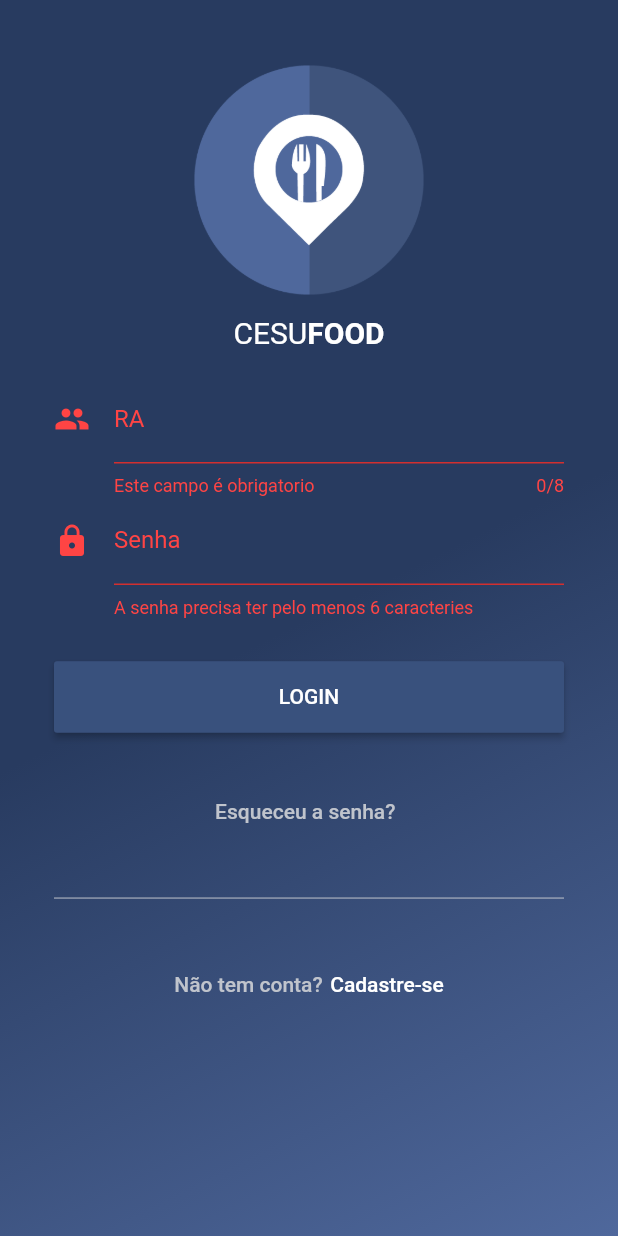
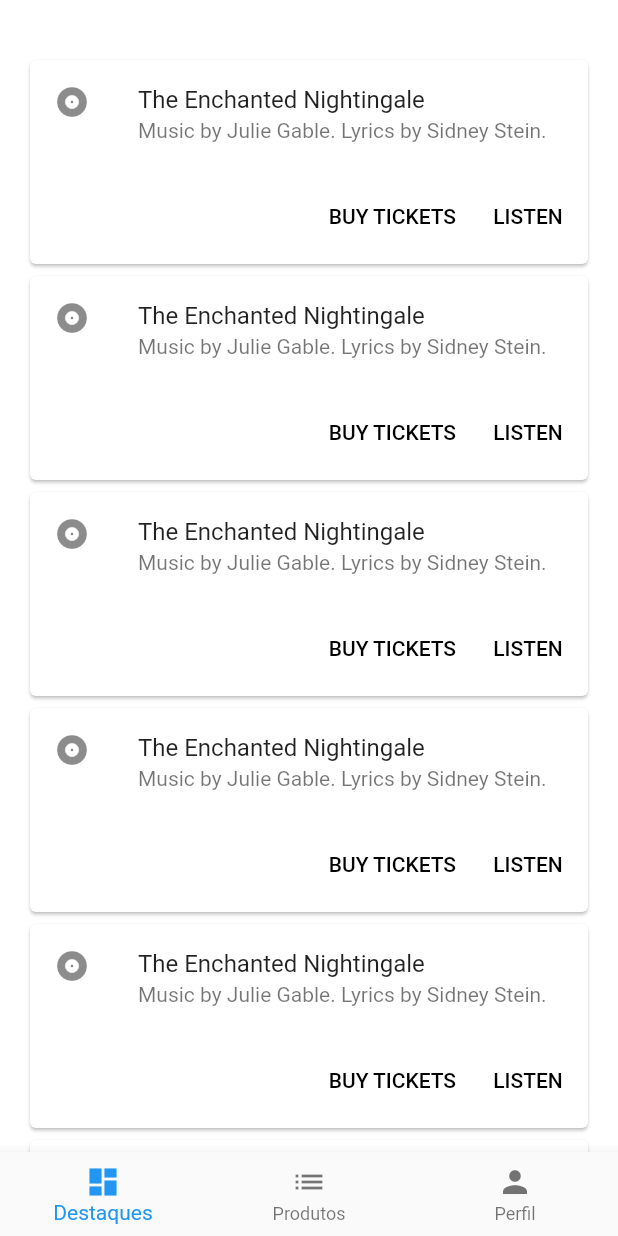
Before and after one commit to louis-kevin/CesufoodApp, a Flutter app: the screen it shows after launch, after a tap on "LOGIN", on a phone screen of 412 x 824 dp. Run offline on Flutter 3.47's test engine with Material 2 defaults, Android fonts, the phone set to English and light mode, and no system bars; our stand-ins replace flutter_masked_text; network calls fail.

```diff
--- a/lib/auth_page/auth_page.dart
+++ b/lib/auth_page/auth_page.dart
@@ -36,14 +36,12 @@ class _AuthPageState extends State<AuthPage> with TickerProviderStateMixin {
     animationFormLogin = new Tween(
       begin: 500.0,
       end: 0.0,
-    ).animate(_animationLoginController);
-
-    animationFormLogin.addListener(() {
+    ).animate(_animationLoginController)
+      ..addListener(() {
         setState(() {});
       });
 
     _animationLoginController.forward();
-
 
     _animationCadastroController = new AnimationController(
       vsync: this,
@@ -84,7 +82,8 @@ class _AuthPageState extends State<AuthPage> with TickerProviderStateMixin {
         if (_animationCadastroController.status == AnimationStatus.completed) {
           _animationCadastroController.reverse();
         }
-        if (_animationEsqueciSenhaController.status == AnimationStatus.completed) {
+        if (_animationEsqueciSenhaController.status ==
+            AnimationStatus.completed) {
           _animationEsqueciSenhaController.reverse();
         }
         break;
@@ -95,13 +94,15 @@ class _AuthPageState extends State<AuthPage> with TickerProviderStateMixin {
         if (_animationLoginController.status == AnimationStatus.completed) {
           _animationLoginController.reverse();
         }
-        if (_animationEsqueciSenhaController.status == AnimationStatus.completed) {
+        if (_animationEsqueciSenhaController.status ==
+            AnimationStatus.completed) {
           _animationEsqueciSenhaController.reverse();
         }
         break;
 
       case PAGE_ESQUECI_SENHA:
-        if (_animationEsqueciSenhaController.status != AnimationStatus.completed) {
+        if (_animationEsqueciSenhaController.status !=
+            AnimationStatus.completed) {
           _animationEsqueciSenhaController.forward();
         }
         if (_animationCadastroController.status == AnimationStatus.completed) {
@@ -124,7 +125,8 @@ class _AuthPageState extends State<AuthPage> with TickerProviderStateMixin {
 
   @override
   Widget build(BuildContext context) {
-    return new Container(
+    return new Scaffold(
+      body: new Container(
         height: double.infinity,
         decoration: new BoxDecoration(
           gradient: new LinearGradient(
@@ -182,19 +184,28 @@ class _AuthPageState extends State<AuthPage> with TickerProviderStateMixin {
               ),
               new Stack(children: [
                 new Container(
-                transform: new Matrix4.translationValues(animationFormLogin.value * (animationFormCadastro.status != AnimationStatus.dismissed? -1 : 1), 0.0, 0.0),
+                  transform: new Matrix4.translationValues(
+                      animationFormLogin.value *
+                          (animationFormCadastro.status !=
+                                  AnimationStatus.dismissed
+                              ? -1
+                              : 1),
+                      0.0,
+                      0.0),
                   child: new LoginForm(
                     onChangePage: changePage,
                   ),
                 ),
                 new Container(
-                transform: new Matrix4.translationValues(animationFormCadastro.value, 0.0, 0.0),
+                  transform: new Matrix4.translationValues(
+                      animationFormCadastro.value, 0.0, 0.0),
                   child: new CadastroForm(
                     onChangePage: changePage,
                   ),
                 ),
                 new Container(
-                transform: new Matrix4.translationValues(animationFormEsqueciSenha.value, 0.0, 0.0),
+                  transform: new Matrix4.translationValues(
+                      animationFormEsqueciSenha.value, 0.0, 0.0),
                   child: new EsqueciSenhaForm(
                     onChangePage: changePage,
                   ),
@@ -203,6 +214,7 @@ class _AuthPageState extends State<AuthPage> with TickerProviderStateMixin {
             ],
           ),
         ),
+      ),
     );
   }
 }
--- a/lib/auth_page/components/RaFormField.dart
+++ b/lib/auth_page/components/RaFormField.dart
@@ -42,7 +42,7 @@ class _RaFormFieldState extends State<RaFormField> {
         keyboardType: TextInputType.number,
         decoration: new InputDecoration(
           icon: new Icon(
-            Icons.people,
+            Icons.person,
             color: Color(fieldRaError ? 0xFFFF4444 : widget.color),
           ),
           labelText: 'RA',
--- a/lib/auth_page/form/login_form.dart
+++ b/lib/auth_page/form/login_form.dart
@@ -2,6 +2,7 @@ import 'package:cesufood_app/auth_page/components/ButtonSubmitAuth.dart';
 import 'package:cesufood_app/auth_page/components/RaFormField.dart';
 import 'package:cesufood_app/auth_page/components/SenhaFormField.dart';
 import 'package:cesufood_app/auth_page/components/TextButtonAuth.dart';
+import 'package:cesufood_app/main_page/tabs_page.dart';
 import 'package:flutter/material.dart';
 import 'package:flutter/widgets.dart';
 import 'package:flutter_masked_text/flutter_masked_text.dart';
@@ -52,7 +53,11 @@ class _LoginFormState extends State<LoginForm> {
                 // TODO Enviar Request
                 Scaffold.of(context).showSnackBar(
                     new SnackBar(content: new Text(inputRAController.text)));
+
               }
+              Navigator.of(context).push(
+                new MaterialPageRoute(builder: (context) => new MainPage()),
+              );
               setState(() {});
             },
           ),
--- a/lib/main.dart
+++ b/lib/main.dart
@@ -1,4 +1,5 @@
 import 'package:cesufood_app/auth_page/auth_page.dart';
+import 'package:cesufood_app/main_page/tabs_page.dart';
 import 'package:flutter/material.dart';
 
 void main() => runApp(new MyApp());
@@ -22,7 +23,7 @@ ThemeData buildAuthTheme() {
 TextTheme buildTextTheme(TextTheme base, Color color) {
   return base.copyWith(
     body1: base.headline.copyWith(color: color, fontSize: 16.0),
-    caption: base.headline.copyWith(color: color),
+    caption: base.headline.copyWith(color: Colors.grey),
     display1: base.headline.copyWith(color: color),
     button: base.headline.copyWith(color: color),
     headline: base.headline.copyWith(color: color),
@@ -37,10 +38,7 @@ class MyApp extends StatelessWidget {
       title: 'CesufoodApp',
       debugShowCheckedModeBanner: false,
       theme: buildAuthTheme(),
-      home: new Scaffold(
-        body: new AuthPage()
-      ),
-//    home: new TestPage()
+      home: new AuthPage(),
     );
   }
 }
--- /dev/null
+++ b/lib/main_page/components/BottomTabsBar.dart
@@ -0,0 +1,28 @@
+import 'package:cesufood_app/main_page/components/NavigationIconView.dart';
+import 'package:flutter/material.dart';
+
+class BottomTabsBar extends StatelessWidget {
+  const BottomTabsBar({
+    Key key,
+    @required this.currentIndex,
+    @required this.onChange,
+    @required this.items
+  }) : super(key: key);
+
+  final int currentIndex;
+  final Function onChange;
+  final List<NavigationIconView> items;
+
+  @override
+  Widget build(BuildContext context) {
+    return new Container(
+      width: double.infinity,
+      child: new BottomNavigationBar(
+        currentIndex: currentIndex,
+        onTap: onChange,
+        items: items.map((NavigationIconView navigationView) => navigationView.item)
+            .toList(),
+      ),
+    );
+  }
+}
--- /dev/null
+++ b/lib/main_page/components/CardProduto.dart
@@ -0,0 +1,46 @@
+import 'package:flutter/material.dart';
+
+class CardProduto extends StatefulWidget {
+
+  final int id;
+  final String nome;
+  final String urlFoto;
+  final double preco;
+
+  const CardProduto({Key key, this.id, this.nome, this.urlFoto, this.preco}) : super(key: key);
+
+  @override
+  _CardProdutoState createState() => _CardProdutoState();
+}
+
+class _CardProdutoState extends State<CardProduto> {
+  @override
+  Widget build(BuildContext context) {
+    return new Card(
+      child: new Column(
+        mainAxisSize: MainAxisSize.min,
+        children: <Widget>[
+          const ListTile(
+            leading: const Icon(Icons.album),
+            title: const Text('The Enchanted Nightingale'),
+            subtitle: const Text('Music by Julie Gable. Lyrics by Sidney Stein.'),
+          ),
+          new ButtonTheme.bar( // make buttons use the appropriate styles for cards
+            child: new ButtonBar(
+              children: <Widget>[
+                new FlatButton(
+                  child: const Text('BUY TICKETS'),
+                  onPressed: () { /* ... */ },
+                ),
+                new FlatButton(
+                  child: const Text('LISTEN'),
+                  onPressed: () { /* ... */ },
+                ),
+              ],
+            ),
+          ),
+        ],
+      ),
+    );
+  }
+}
--- /dev/null
+++ b/lib/main_page/components/NavigationIconView.dart
@@ -0,0 +1,46 @@
+import 'package:flutter/material.dart';
+
+class NavigationIconView {
+  NavigationIconView({
+    Widget icon,
+    String title,
+    Widget tabContent,
+    TickerProvider vsync,
+  }) : _icon = icon,
+        _title = title,
+        _tabContent = tabContent,
+        item = new BottomNavigationBarItem(
+          icon: icon,
+          title: new Text(title),
+        ),
+        controller = new AnimationController(
+          duration: kThemeAnimationDuration,
+          vsync: vsync,
+        ) {
+    _animation = new CurvedAnimation(
+      parent: controller,
+      curve: const Interval(0.5, 1.0, curve: Curves.fastOutSlowIn),
+    );
+  }
+
+  final Widget _icon;
+  final Widget _tabContent;
+  final String _title;
+  final BottomNavigationBarItem item;
+  final AnimationController controller;
+  CurvedAnimation _animation;
+
+  FadeTransition transition(BuildContext context) {
+
+    return new FadeTransition(
+      opacity: _animation,
+      child: new SlideTransition(
+        position: new Tween<Offset>(
+          begin: const Offset(0.0, 0.02), // Slightly down.
+          end: Offset.zero,
+        ).animate(_animation),
+        child:_tabContent
+      ),
+    );
+  }
+}
--- /dev/null
+++ b/lib/main_page/destaques_tab.dart
@@ -0,0 +1,27 @@
+import 'package:cesufood_app/main_page/components/CardProduto.dart';
+import 'package:flutter/material.dart';
+
+class DestaquesTab extends StatefulWidget {
+  @override
+  _DestaquesTabState createState() => _DestaquesTabState();
+}
+
+class _DestaquesTabState extends State<DestaquesTab> {
+  var produtos = [1, 2, 3, 4, 5, 6, 7];
+
+  @override
+  Widget build(BuildContext context) {
+    return ListView.builder(
+      padding: EdgeInsets.only(top: 36.0, left: 16.0, right: 16.0),
+      itemCount: produtos.length,
+      itemBuilder: (BuildContext context, int index) {
+        return CardProduto(
+          nome: 'teste',
+          urlFoto: 'teste',
+          id: 1,
+          preco: 10.5,
+        );
+      },
+    );
+  }
+}
--- /dev/null
+++ b/lib/main_page/perfil_tab.dart
@@ -0,0 +1,13 @@
+import 'package:flutter/material.dart';
+
+class PerfilTab extends StatefulWidget {
+  @override
+  _PerfilTabState createState() => _PerfilTabState();
+}
+
+class _PerfilTabState extends State<PerfilTab> {
+  @override
+  Widget build(BuildContext context) {
+    return Container(decoration: new BoxDecoration(color: Colors.red),);
+  }
+}
--- /dev/null
+++ b/lib/main_page/produtos_tab.dart
@@ -0,0 +1,13 @@
+import 'package:flutter/material.dart';
+
+class ProdutosTab extends StatefulWidget {
+  @override
+  _ProdutosTabState createState() => _ProdutosTabState();
+}
+
+class _ProdutosTabState extends State<ProdutosTab> {
+  @override
+  Widget build(BuildContext context) {
+    return Container(decoration: new BoxDecoration(color: Colors.green),);
+  }
+}
--- /dev/null
+++ b/lib/main_page/tabs_page.dart
@@ -0,0 +1,112 @@
+import 'package:cesufood_app/main_page/components/BottomTabsBar.dart';
+import 'package:cesufood_app/main_page/components/NavigationIconView.dart';
+import 'package:cesufood_app/main_page/destaques_tab.dart';
+import 'package:cesufood_app/main_page/perfil_tab.dart';
+import 'package:cesufood_app/main_page/produtos_tab.dart';
+import 'package:flutter/material.dart';
+
+const TAB_DESTAQUES = 0;
+const TAB_PRODUTOS = 1;
+const TAB_PERFIL = 2;
+
+class MainPage extends StatefulWidget {
+  @override
+  MainPageState createState() {
+    return new MainPageState();
+  }
+}
+
+class MainPageState extends State<MainPage> with TickerProviderStateMixin {
+  int currentIndex = 0;
+
+  List<NavigationIconView> barNavigationItems;
+
+  @override
+  initState() {
+    super.initState();
+    barNavigationItems = <NavigationIconView>[
+      new NavigationIconView(
+          icon: new Icon(Icons.dashboard),
+          title: 'Destaques',
+          vsync: this,
+          tabContent: DestaquesTab()
+      ),
+      new NavigationIconView(
+          icon: new Icon(Icons.list),
+          title: 'Produtos',
+          vsync: this,
+          tabContent: ProdutosTab()
+      ),
+      new NavigationIconView(
+          icon: new Icon(Icons.person),
+          title: 'Perfil',
+          vsync: this,
+          tabContent: PerfilTab()
+      )
+    ];
+    for (NavigationIconView view in barNavigationItems)
+      view.controller.addListener(_rebuild);
+
+    barNavigationItems[currentIndex].controller.value = 1.0;
+  }
+
+  @override
+  void dispose() {
+    super.dispose();
+
+    for (NavigationIconView view in barNavigationItems)
+      view.controller.dispose();
+  }
+
+  void _rebuild() {
+    setState(() {
+      // Rebuild in order to animate views.
+    });
+  }
+
+  setCurrentIndex(index) {
+    setState(() {
+      barNavigationItems[currentIndex].controller.reverse();
+      currentIndex = index;
+      barNavigationItems[currentIndex].controller.forward();
+    });
+  }
+
+  Widget getTab() {
+    final List<FadeTransition> transitions = <FadeTransition>[];
+
+    for (NavigationIconView view in barNavigationItems)
+      transitions.add(view.transition(context));
+
+    // We want to have the newly animating (fading in) views on top.
+    transitions.sort((FadeTransition a, FadeTransition b) {
+      final Animation<double> aAnimation = a.opacity;
+      final Animation<double> bAnimation = b.opacity;
+      final double aValue = aAnimation.value;
+      final double bValue = bAnimation.value;
+      return aValue.compareTo(bValue);
+    });
+
+    return new Stack(children: transitions);
+  }
+
+  @override
+  Widget build(BuildContext context) {
+    return new Column(
+      mainAxisAlignment: MainAxisAlignment.center,
+      children: <Widget>[
+        new Expanded(
+          child: new Container(
+            decoration: new BoxDecoration(color: Colors.white),
+            child: getTab(),
+          ),
+        ),
+        new BottomTabsBar(
+          currentIndex: currentIndex,
+          onChange: setCurrentIndex,
+          items: barNavigationItems,
+        ),
+      ],
+    );
+  }
+}
```
Also changed, not shown: lib/main_testes.dart (+216 -0 lines). Lines whose indentation alone changed are shown as unchanged.
